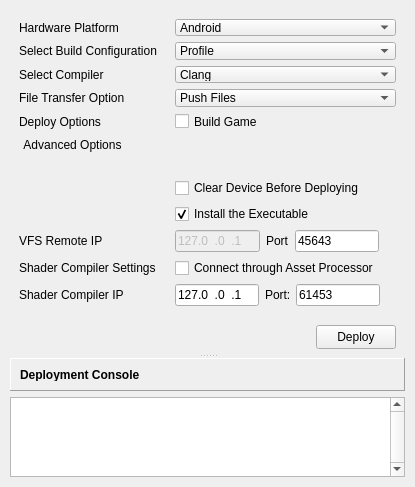
The window that dev/Code/Sandbox/Plugins/DeploymentTool/DeploymentToolWindow.ui (aws/lumberyard) describes before a commit, drawn with Qt 5.
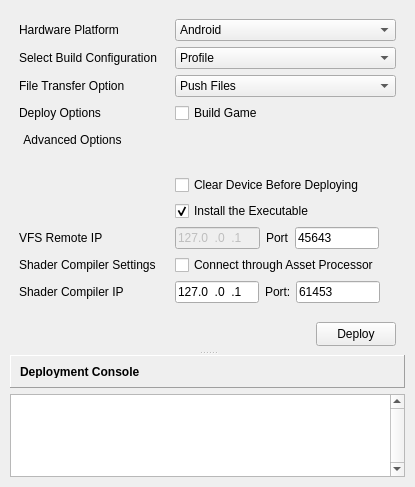
The same window after the commit. Icons and pictures are not drawn.

Patch:
```diff
--- a/dev/Code/Sandbox/Plugins/DeploymentTool/DeploymentToolWindow.ui
+++ b/dev/Code/Sandbox/Plugins/DeploymentTool/DeploymentToolWindow.ui
@@ -151,30 +151,6 @@
                 </item>
                </widget>
               </item>
-              <item row="2" column="0">
-               <widget class="QLabel" name="selectCompilerLabel">
-                <property name="text">
-                 <string>Select Compiler</string>
-                </property>
-               </widget>
-              </item>
-              <item row="2" column="1">
-               <widget class="QComboBox" name="compilerComboBox">
-                <property name="toolTip">
-                 <string>&lt;html&gt;&lt;head/&gt;&lt;body&gt;&lt;p&gt;Select the compiler to use to build the game with&lt;/p&gt;&lt;/body&gt;&lt;/html&gt;</string>
-                </property>
-                <item>
-                 <property name="text">
-                  <string>Clang</string>
-                 </property>
-                </item>
-                <item>
-                 <property name="text">
-                  <string>GCC</string>
-                 </property>
-                </item>
-               </widget>
-              </item>
               <item row="3" column="0">
                <widget class="QLabel" name="fileTransferSettingLabel">
                 <property name="minimumSize">
```
